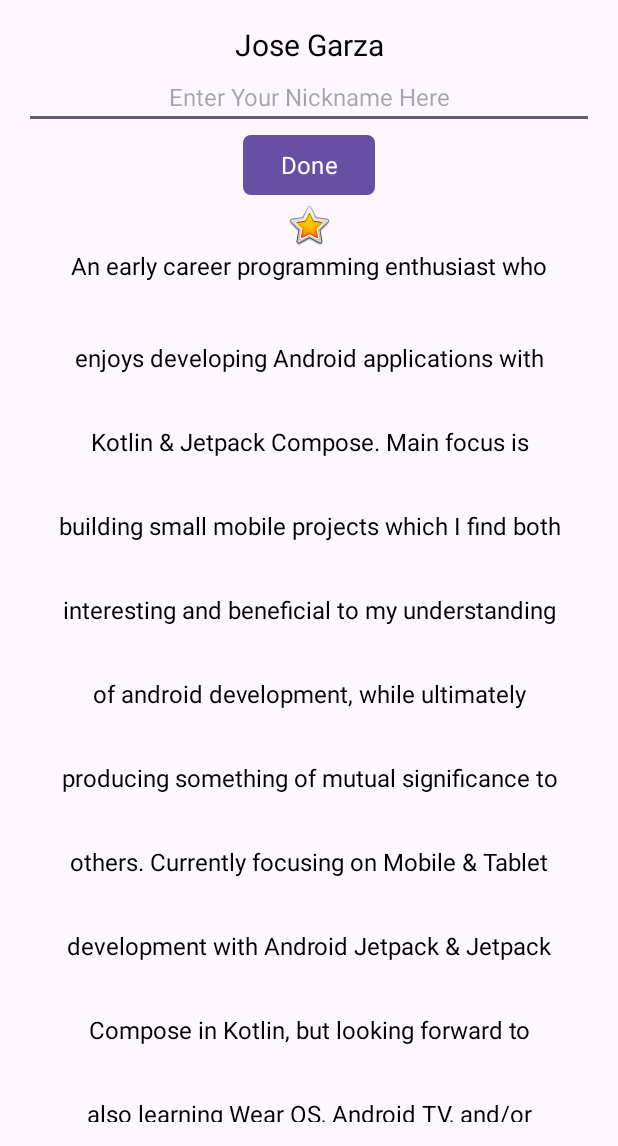
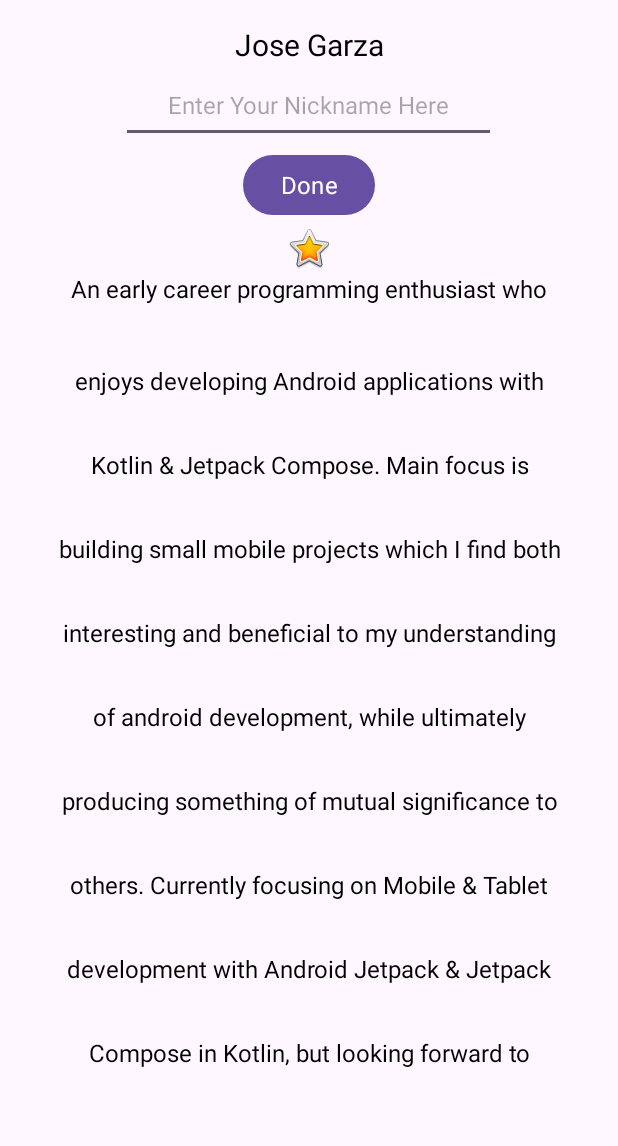
Before and after one commit to SVENTRIPIKAL/about-me-app, an Android app: the screen it shows after launch (MainActivity), on a phone screen of 412 x 824 dp, the part 90-1236 px from its top. Run offline under Robolectric (Android 15) with nearby library versions, the phone set to English and light mode, and no system bars.

Commit message:
minor refactors in .xml files
-res/layout/
-res/values/

```diff
--- a/app/src/main/res/layout/activity_main.xml
+++ b/app/src/main/res/layout/activity_main.xml
@@ -31,8 +31,8 @@
         <EditText
             android:id="@+id/editTextLine"
             style="@style/EditTextStyle"
-            android:layout_width="match_parent"
-            android:layout_height="wrap_content"
+            android:layout_width="@dimen/layoutWidth_250dp"
+            android:layout_height="@dimen/layoutHeight_50dp"
             android:inputType="text"
             android:singleLine="true"
             tools:ignore="Autofill,LabelFor" />
@@ -42,9 +42,7 @@
             style="@style/ButtonStyle"
             android:layout_width="wrap_content"
             android:layout_height="wrap_content"
-            android:text="@string/text_doneButton"
-            app:cornerRadius="@dimen/viewCornerRadius_5dp"
-            app:elevation="@dimen/viewElevation_10dp" />
+            android:text="@string/text_doneButton" />
 
         <ScrollView
             android:id="@+id/bio_scrollView"
--- a/app/src/main/res/values/dimens.xml
+++ b/app/src/main/res/values/dimens.xml
@@ -10,4 +10,7 @@
     <dimen name="lineSpacingMultiplier_3">3</dimen>
     <dimen name="viewCornerRadius_5dp">5dp</dimen>
     <dimen name="viewElevation_10dp">10dp</dimen>
+    <dimen name="layoutWidth_250dp">250dp</dimen>
+    <dimen name="layoutHeight_50dp">50dp</dimen>
+    <dimen name="layoutMargin_2dp">2dp</dimen>
 </resources>
--- a/app/src/main/res/values/styles.xml
+++ b/app/src/main/res/values/styles.xml
@@ -23,6 +23,8 @@
         <item name="android:textSize">@dimen/textSize_16sp</item>
         <item name="android:inputType">text</item>
         <item name="android:ems">10</item>
+        <item name="android:layout_marginVertical">@dimen/layoutMargin_2dp</item>
+        <item name="android:layout_gravity">center_horizontal</item>
         <item name="android:hint">@string/editText_hint</item>
         <item name="android:textColor">@android:color/black</item>
     </style>
@@ -33,6 +35,7 @@
         <item name="android:textSize">@dimen/textSize_16sp</item>
         <item name="android:textColor">@android:color/white</item>
         <item name="android:layout_gravity">center_horizontal</item>
+        <item name="android:layout_marginVertical">@dimen/layoutMargin_2dp</item>
         <item name="android:buttonCornerRadius">@dimen/viewCornerRadius_5dp</item>
         <item name="android:elevation">@dimen/viewElevation_10dp</item>
     </style>
```
